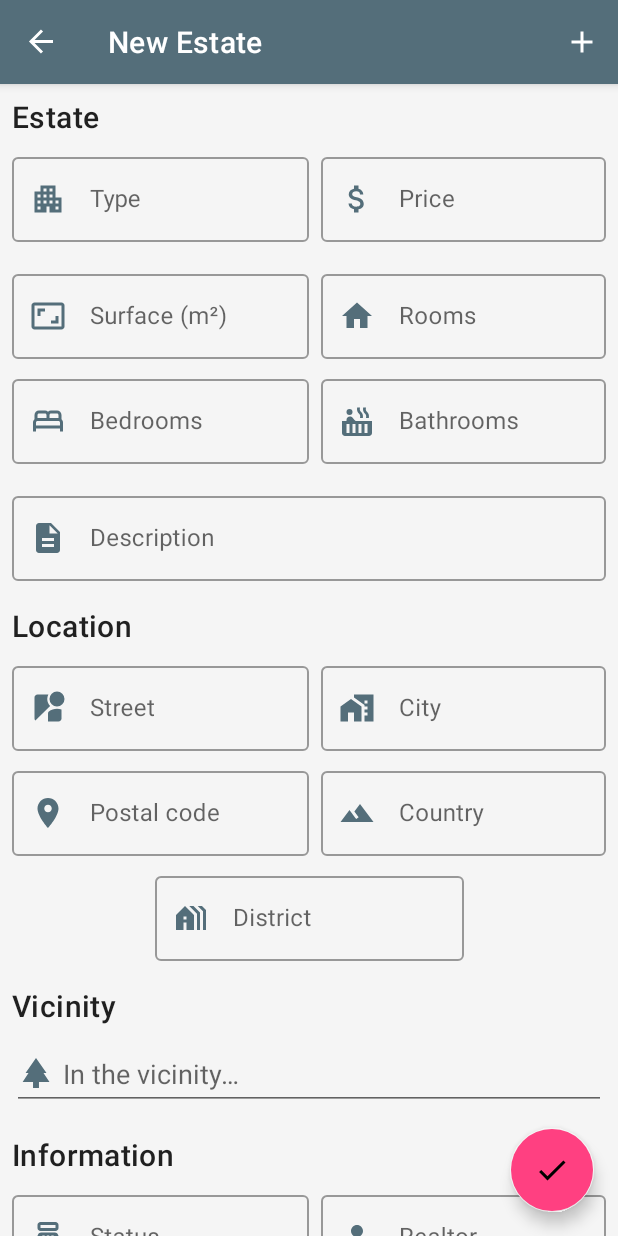
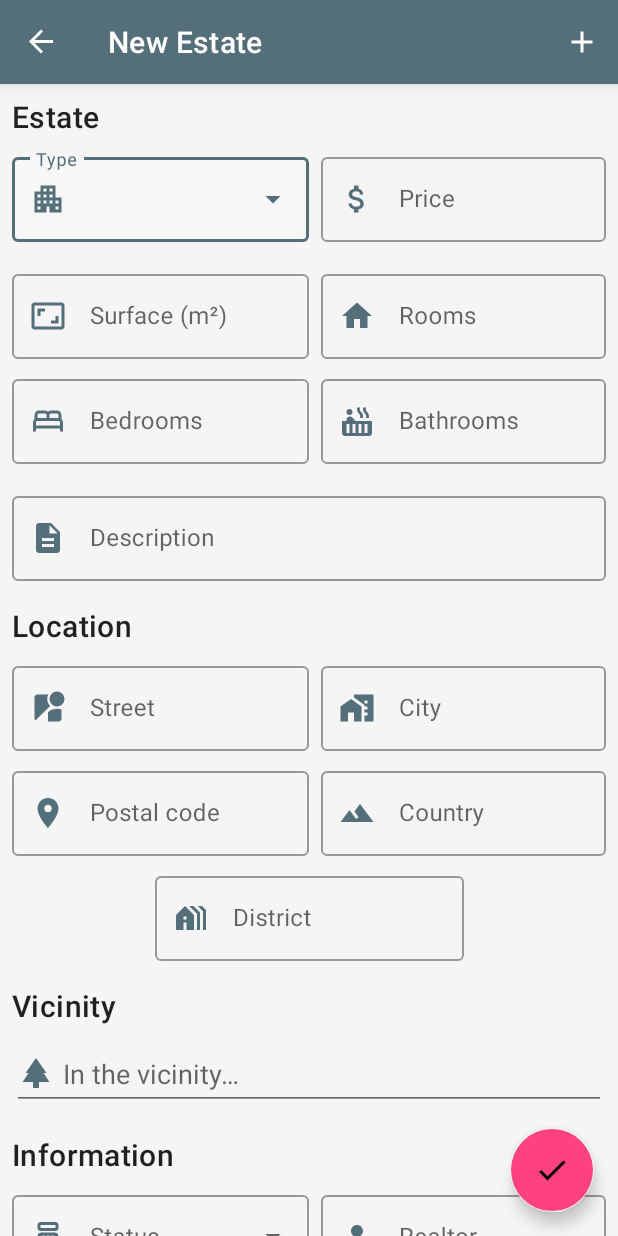
Before and after one commit to GabrielAranias/RealEstateManager, an Android app: the AddFragment screen opened through its navigation route, after a tap on "Fab to add new estate to the list", on a phone screen of 412 x 824 dp. Run offline under Robolectric (Android 15) with nearby library versions, the phone set to English and light mode, and no system bars; our stand-ins replace Room's generated code, navigation-ui; 1 other tap on this screen came first.

Commit message:
Drop-down menus for estate's type x status

```diff
--- a/app/src/main/java/com/openclassrooms/realestatemanager/ui/add/AddFragment.kt
+++ b/app/src/main/java/com/openclassrooms/realestatemanager/ui/add/AddFragment.kt
@@ -6,6 +6,7 @@ import android.text.TextUtils
 import android.view.LayoutInflater
 import android.view.View
 import android.view.ViewGroup
+import android.widget.ArrayAdapter
 import android.widget.Toast
 import androidx.fragment.app.Fragment
 import androidx.lifecycle.ViewModelProvider
@@ -38,6 +39,7 @@ class AddFragment : Fragment() {
 
         estateViewModel = ViewModelProvider(this)[EstateViewModel::class.java]
 
+        initDropDownMenus()
         initDateBtn()
         initFab()
 
@@ -95,6 +97,7 @@ class AddFragment : Fragment() {
         return !(TextUtils.isEmpty(type) && TextUtils.isEmpty(district) && price!!.isEmpty())
     }
 
+    // Set up btn to pick market entry x sale date
     private fun initDateBtn() {
         // Estate's date of market entry btn
         binding.addEntryDate.setOnClickListener {
@@ -122,6 +125,18 @@ class AddFragment : Fragment() {
         }
     }
 
+    // Set up drop-down menus for estate's type x status
+    private fun initDropDownMenus() {
+        // Estate's type
+        val types = resources.getStringArray(R.array.types)
+        val typeAdapter = ArrayAdapter(requireContext(), R.layout.dropdown_item, types)
+        binding.addType.setAdapter(typeAdapter)
+        // Estate's status
+        val status = resources.getStringArray(R.array.status)
+        val statusAdapter = ArrayAdapter(requireContext(), R.layout.dropdown_item, status)
+        binding.addStatus.setAdapter(statusAdapter)
+    }
+
     override fun onDestroyView() {
         super.onDestroyView()
         _binding = null
--- a/app/src/main/res/layout/fragment_add.xml
+++ b/app/src/main/res/layout/fragment_add.xml
@@ -36,7 +36,7 @@
                 app:layout_constraintTop_toBottomOf="@+id/add_estate_headline">
 
                 <com.google.android.material.textfield.TextInputLayout
-                    style="@style/Widget.MaterialComponents.TextInputLayout.OutlinedBox"
+                    style="@style/Widget.MaterialComponents.TextInputLayout.OutlinedBox.ExposedDropdownMenu"
                     android:layout_width="match_parent"
                     android:layout_height="wrap_content"
                     android:layout_weight="1"
@@ -44,12 +44,11 @@
                     app:startIconDrawable="@drawable/ic_baseline_apartment_24"
                     app:startIconTint="@color/colorPrimary">
 
-                    <com.google.android.material.textfield.TextInputEditText
+                    <AutoCompleteTextView
                         android:id="@+id/add_type"
                         android:layout_width="match_parent"
                         android:layout_height="wrap_content"
-                        android:imeOptions="actionNext"
-                        android:inputType="text"
+                        android:inputType="none"
                         android:minWidth="48dp"
                         android:minHeight="48dp" />
 
@@ -350,7 +349,7 @@
                     android:id="@+id/add_district"
                     android:layout_width="match_parent"
                     android:layout_height="wrap_content"
-                    android:imeOptions="actionNext"
+                    android:imeOptions="actionDone"
                     android:inputType="text"
                     android:minWidth="48dp"
                     android:minHeight="48dp" />
@@ -378,7 +377,7 @@
                 android:drawablePadding="6dp"
                 android:drawableTint="@color/colorPrimary"
                 android:hint="@string/add_vicinity"
-                android:imeOptions="actionNext"
+                android:imeOptions="actionDone"
                 android:inputType="text"
                 android:minWidth="48dp"
                 android:minHeight="48dp"
@@ -411,7 +410,7 @@
                 app:layout_constraintTop_toBottomOf="@+id/add_info_headline">
 
                 <com.google.android.material.textfield.TextInputLayout
-                    style="@style/Widget.MaterialComponents.TextInputLayout.OutlinedBox"
+                    style="@style/Widget.MaterialComponents.TextInputLayout.OutlinedBox.ExposedDropdownMenu"
                     android:layout_width="match_parent"
                     android:layout_height="wrap_content"
                     android:layout_weight="1"
@@ -419,12 +418,11 @@
                     app:startIconDrawable="@drawable/ic_baseline_point_of_sale_24"
                     app:startIconTint="@color/colorPrimary">
 
-                    <com.google.android.material.textfield.TextInputEditText
+                    <AutoCompleteTextView
                         android:id="@+id/add_status"
                         android:layout_width="match_parent"
                         android:layout_height="wrap_content"
-                        android:imeOptions="actionNext"
-                        android:inputType="text"
+                        android:inputType="none"
                         android:minWidth="48dp"
                         android:minHeight="48dp" />
 
@@ -444,7 +442,7 @@
                         android:id="@+id/add_realtor"
                         android:layout_width="match_parent"
                         android:layout_height="wrap_content"
-                        android:imeOptions="actionNext"
+                        android:imeOptions="actionDone"
                         android:inputType="textPersonName"
                         android:minWidth="48dp"
                         android:minHeight="48dp" />
--- a/app/src/main/res/values/strings.xml
+++ b/app/src/main/res/values/strings.xml
@@ -45,4 +45,19 @@
     <string name="date_picker_sale">Select estate\'s date of sale</string>
     <string name="no_date_selected">No date selected</string>
     <string name="not_sold">Not sold yet</string>
+
+    <string-array name="types">
+        <item>Condo</item>
+        <item>Duplex</item>
+        <item>Flat</item>
+        <item>House</item>
+        <item>Loft</item>
+        <item>Mansion</item>
+        <item>Triplex</item>
+        <item>Villa</item>
+    </string-array>
+    <string-array name="status">
+        <item>Available</item>
+        <item>Sold</item>
+    </string-array>
 </resources>
```
Also changed, not shown: app/src/main/java/com/openclassrooms/realestatemanager/ui/update/UpdateFragment.kt (+15 -0 lines), app/src/main/res/layout/dropdown_item.xml (added, +8 -0 lines), app/src/main/res/layout/fragment_update.xml (+9 -11 lines).
